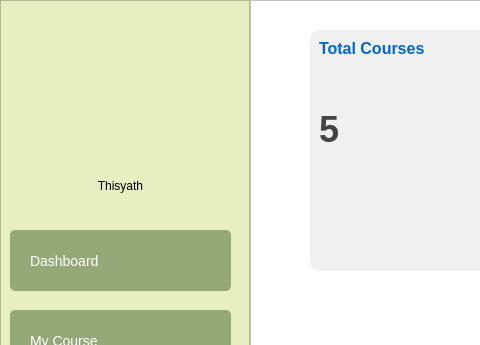
Qt form ui/page7.ui (Thisyath/lms-learnup) before a commit; both pictures show x 0 to 480 and y 0 to 345 of the 1200 by 800 pixel window.
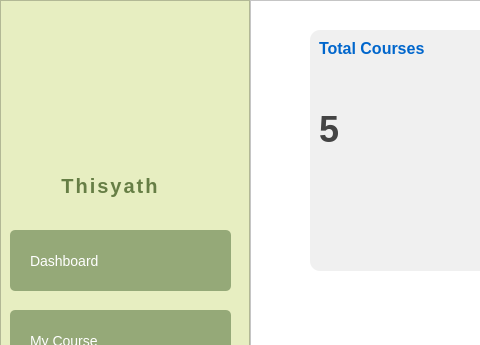
The same form after that commit. Icons and pictures are not drawn.

What changed in the file:
```diff
--- a/ui/page7.ui
+++ b/ui/page7.ui
@@ -130,22 +130,6 @@
         <string>LOG OUT</string>
        </property>
       </widget>
-      <widget class="QLabel" name="studentName">
-       <property name="geometry">
-        <rect>
-         <x>40</x>
-         <y>170</y>
-         <width>161</width>
-         <height>31</height>
-        </rect>
-       </property>
-       <property name="text">
-        <string>Thisyath</string>
-       </property>
-       <property name="alignment">
-        <set>Qt::AlignCenter</set>
-       </property>
-      </widget>
       <widget class="QLabel" name="profilTeacher">
        <property name="geometry">
         <rect>
@@ -165,6 +149,30 @@
         <bool>true</bool>
        </property>
       </widget>
+      <widget class="QLabel" name="studentName">
+       <property name="geometry">
+        <rect>
+         <x>30</x>
+         <y>170</y>
+         <width>161</width>
+         <height>31</height>
+        </rect>
+       </property>
+       <property name="styleSheet">
+        <string notr="true">color: #667E45;
+font-size: 20px;
+font-family: 'Montserrat', 'Segoe UI', Arial, sans-serif;
+font-weight: bold;
+letter-spacing: 2px;
+text-shadow: 0 2px 8px #e0e0e0;</string>
+       </property>
+       <property name="text">
+        <string>Thisyath</string>
+       </property>
+       <property name="alignment">
+        <set>Qt::AlignCenter</set>
+       </property>
+      </widget>
      </widget>
     </item>
     <item>
```
Left out of the diff: 4 changed lines with no effect on the pictures.
